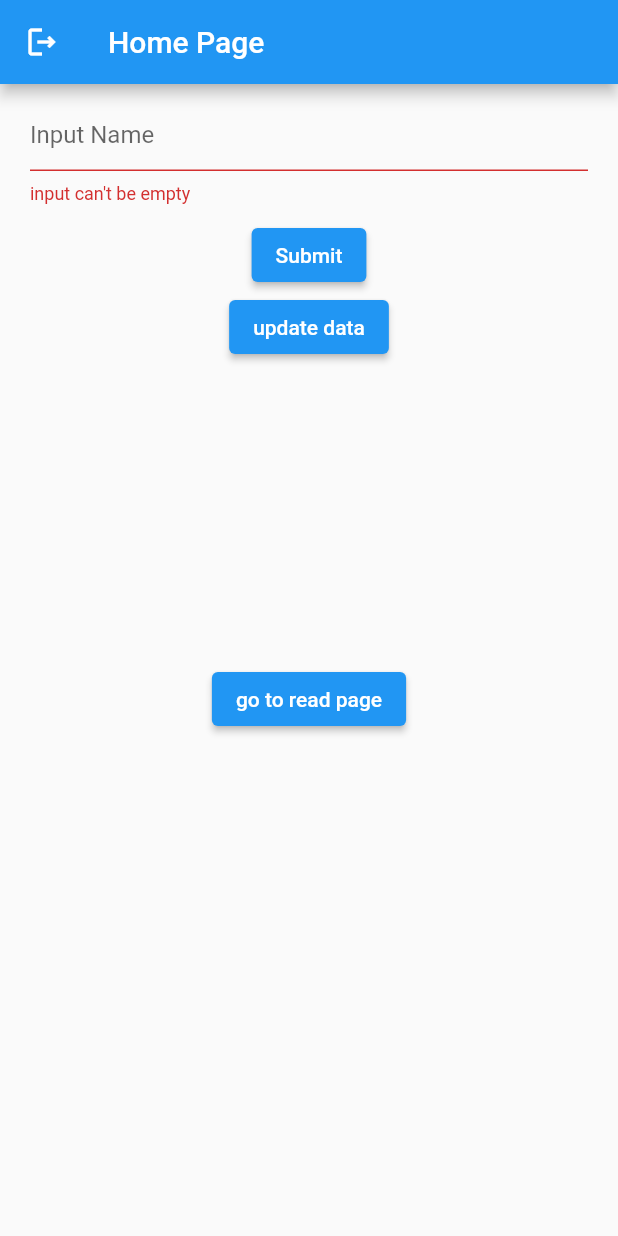
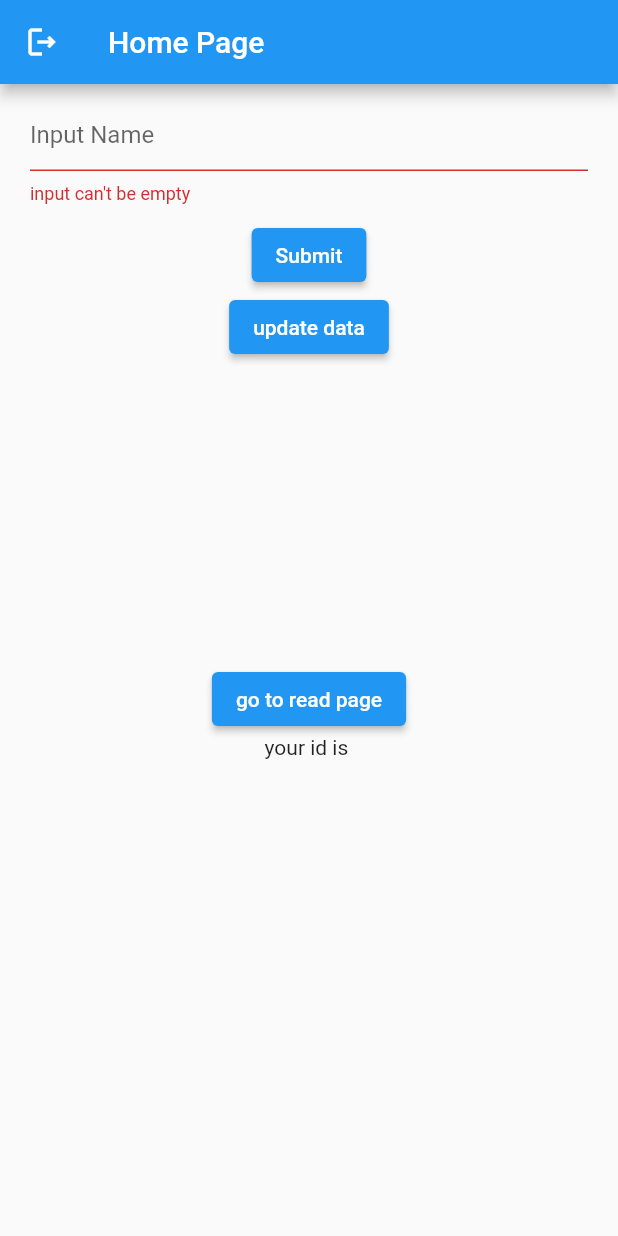
Before and after one commit to DiftaFitrahul/auth_crud_using_riverpod, a Flutter app: the screen it shows once a user with an empty profile is signed in, after a tap on "Submit", on a phone screen of 412 x 824 dp. Run offline on Flutter 3.47's test engine with Material 2 defaults, Android fonts, the phone set to English and light mode, and no system bars; our stand-ins replace email_validator, equatable, firebase_auth, firebase_core, firebase_database, flutter_riverpod and 1 more; accounts and stored records are empty.

Commit message:
feat: finish get userid based on user that has been authenticate

```diff
--- a/lib/page/auth_checker.dart
+++ b/lib/page/auth_checker.dart
@@ -12,7 +12,13 @@ class AuthChecker extends ConsumerWidget {
     final authState = ref.watch(authStateProvider);
 
     return authState.when(
-      data: (user) => (user == null) ? const LoginPage() : const HomePage(),
+      data: (user) {
+        if (user != null) {
+          return const HomePage();
+        } else {
+          return const LoginPage();
+        }
+      },
       error: (error, stackTrace) => const LoginPage(),
       loading: () => const CircularProgressIndicator(),
     );
--- a/lib/page/create_user.dart
+++ b/lib/page/create_user.dart
@@ -7,6 +7,8 @@ import 'package:flutter/src/widgets/placeholder.dart';
 import 'package:flutter_riverpod/flutter_riverpod.dart';
 import 'package:learn_firebase_riverpod/page/read_user.dart';
 import 'package:learn_firebase_riverpod/providers/realtimedatabase_providers.dart';
+
+import '../providers/auth_provider.dart';
 
 class CreateUser extends ConsumerStatefulWidget {
   const CreateUser({super.key});
@@ -35,6 +37,7 @@ class _CreateUserState extends ConsumerState<CreateUser> {
 
   @override
   Widget build(BuildContext context) {
+    final uId = ref.watch(userUidProvider);
     //final dataFood = ref.watch(realtimeDatabaseProvider).child('/food');
 
     return Scaffold(
@@ -70,7 +73,8 @@ class _CreateUserState extends ConsumerState<CreateUser> {
                         'name': _controller1.text,
                         'description':
                             'food that very delicious from Yogyakarta',
-                        'price': 27000
+                        'price': 27000,
+                        'user_id': uId
                       }).then((_) => const Text("berhasil tambah data"));
                     } catch (e) {
                       ScaffoldMessenger.of(context)
@@ -103,7 +107,8 @@ class _CreateUserState extends ConsumerState<CreateUser> {
                           builder: (context) => const ReadPage(),
                         ));
                   },
-                  child: const Text('go to read page'))
+                  child: const Text('go to read page')),
+              Text("your id is $uId")
             ],
           ),
         ),
--- a/lib/page/home_page.dart
+++ b/lib/page/home_page.dart
@@ -10,9 +10,10 @@ class HomePage extends ConsumerWidget {
   Widget build(BuildContext context, WidgetRef ref) {
     return Scaffold(
         appBar: AppBar(
-          title: const Text('Home Page'),
+          title: const Text('Home Page '),
           leading: IconButton(
               onPressed: () async {
+
                 await ref.read(authServiceProvider).signOut();
               },
               icon: const Icon(Icons.logout_outlined)),
--- a/lib/page/login_page.dart
+++ b/lib/page/login_page.dart
@@ -44,6 +44,7 @@ class _LoginPageState extends ConsumerState<LoginPage> {
     final isLoadingSignin = ref.watch(loginControllerProvider);
     final isLoadingSignup = ref.watch(signupControllerProvider);
     final authType = ref.watch(authTypeProvider);
+
 
     ref.listen<LoginState>(
         loginControllerProvider,
@@ -133,7 +134,8 @@ class _LoginPageState extends ConsumerState<LoginPage> {
                                       .read(googleSignInProvider.notifier)
                                       .signInGoogle();
                                 },
-                                child: const Text("Sign in with Google"))
+                                child: const Text("Sign in with Google")),
+
                           ],
                         ))
                   ],
--- a/lib/providers/auth_provider.dart
+++ b/lib/providers/auth_provider.dart
@@ -9,3 +9,8 @@ final authServiceProvider = Provider<AuthServices>(
 
 final authStateProvider = StreamProvider<User?>(
     (ref) => ref.read(authServiceProvider).authStateChanges);
+
+final userUidProvider = StateProvider<String>((ref) {
+  final user = ref.watch(authStateProvider).value;
+  return user?.uid ?? '';
+});
--- a/lib/vm/google_signin_provider.dart
+++ b/lib/vm/google_signin_provider.dart
@@ -1,3 +1,4 @@
+import 'package:firebase_auth/firebase_auth.dart';
 import 'package:flutter_riverpod/flutter_riverpod.dart';
 import 'package:learn_firebase_riverpod/providers/auth_provider.dart';
 
@@ -8,6 +9,7 @@ class GoogleSignIn extends StateNotifier<bool> {
     try {
       state = true;
       await ref.read(authServiceProvider).signInWithGoogle();
+
       state = false;
     } catch (e) {
       print("Error ================================ $e");
--- a/lib/vm/signin_controller.dart
+++ b/lib/vm/signin_controller.dart
@@ -1,3 +1,4 @@
+import 'package:firebase_auth/firebase_auth.dart';
 import 'package:flutter_riverpod/flutter_riverpod.dart';
 import 'package:learn_firebase_riverpod/providers/auth_provider.dart';
 import 'package:learn_firebase_riverpod/vm/signin_state.dart';
@@ -10,9 +11,11 @@ class LoginController extends StateNotifier<LoginState> {
   void signIn(String email, String password) async {
     state = const LoginStateLoading();
     try {
-      await ref
+    await ref
           .read(authServiceProvider)
           .signInWithEmailandPassword(email, password);
+
+
       state = const LoginStateSuccess();
     } catch (e) {
       state = LoginStateError(e.toString());
```
Also changed, not shown: lib/database/firebase_realtime_database.dart (+7 -1 lines), lib/services/auth_services.dart (+6 -4 lines), lib/providers/realtimedatabase_providers.dart (line endings or trailing spaces).
